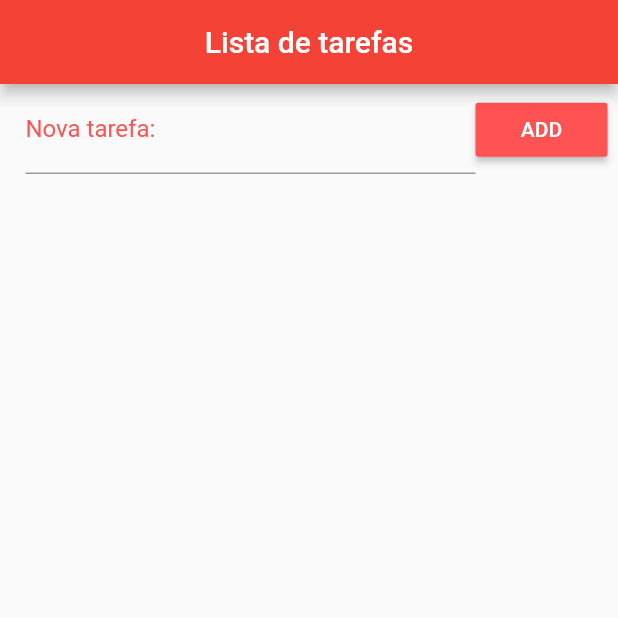
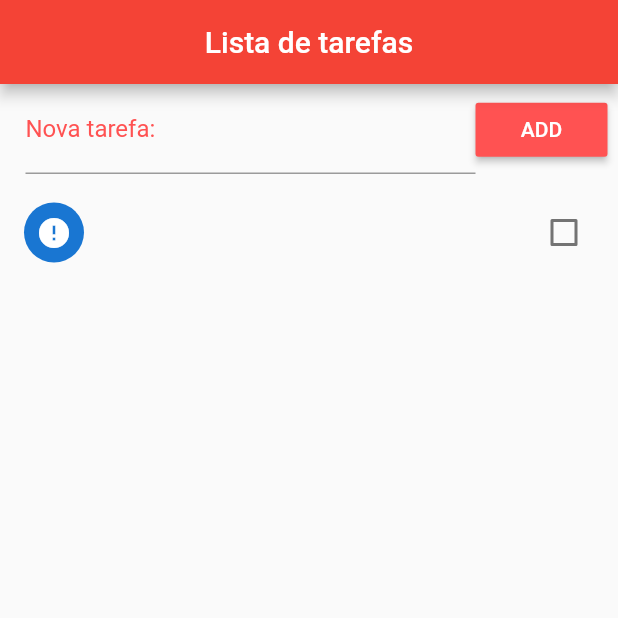
Before and after one commit to italodea/lista-de-tarefas, a Flutter app: the screen it shows after launch, after a tap on "ADD", on a phone screen of 412 x 824 dp, the top half of it. Run offline on Flutter 3.47's test engine with Material 2 defaults, Android fonts, the phone set to English and light mode, and no system bars.

Commit message:
dição das tarefas na lista e animação de removção de uma tarefa.

```diff
--- a/lib/main.dart
+++ b/lib/main.dart
@@ -16,7 +16,34 @@ class Home extends StatefulWidget {
 }
 
 class _HomeState extends State<Home> {
+  final _toDoController = TextEditingController();
+
+  @override
   List _toDoList = [];
+
+  @override
+  void initState() {
+    super.initState();
+
+    setState(() {
+      _readData().then((
+        data,
+      ) {
+        _toDoList = jsonDecode(data);
+      });
+    });
+  }
+
+  void _addToDo() {
+    setState(() {
+      Map<String, dynamic> newToDo = Map();
+      newToDo["title"] = _toDoController.text;
+      _toDoController.text = "";
+      newToDo["ok"] = false;
+      _toDoList.add(newToDo);
+      _saveData();
+    });
+  }
 
   @override
   Widget build(BuildContext context) {
@@ -34,6 +61,7 @@ class _HomeState extends State<Home> {
               children: <Widget>[
                 Expanded(
                   child: TextField(
+                    controller: _toDoController,
                     decoration: InputDecoration(
                         labelText: "Nova tarefa:",
                         labelStyle: TextStyle(color: Colors.redAccent)),
@@ -43,14 +71,50 @@ class _HomeState extends State<Home> {
                   color: Colors.redAccent,
                   child: Text("ADD"),
                   textColor: Colors.white,
-                  onPressed: () {},
+                  onPressed: _addToDo,
                 )
               ],
             ),
-          )
+          ),
+          Expanded(
+            child: ListView.builder(
+              padding: EdgeInsets.only(top: 10.0),
+              itemCount: _toDoList.length,
+              itemBuilder: buildItem,
+            ),
+          ),
         ],
       ),
     );
+  }
+
+  Widget buildItem(context, index) {
+    return Dismissible(
+      key: Key(DateTime.now().millisecondsSinceEpoch.toString()),
+        background: Container(
+          color: Colors.red,
+          child: Align(
+            alignment: Alignment(-0.9, 0.0),
+            child: Icon(
+              Icons.delete,
+              color: Colors.white,
+            ),
+          ),
+        ),
+        direction: DismissDirection.startToEnd,
+        child: CheckboxListTile(
+          title: Text(_toDoList[index]["title"]),
+          value: _toDoList[index]["ok"],
+          secondary: CircleAvatar(
+            child: Icon(_toDoList[index]["ok"] ? Icons.check : Icons.error),
+          ),
+          onChanged: (c) {
+            setState(() {
+              _toDoList[index]["ok"] = c;
+              _saveData();
+            });
+          },
+        ));
   }
 
   Future<File> _getFile() async {
```
